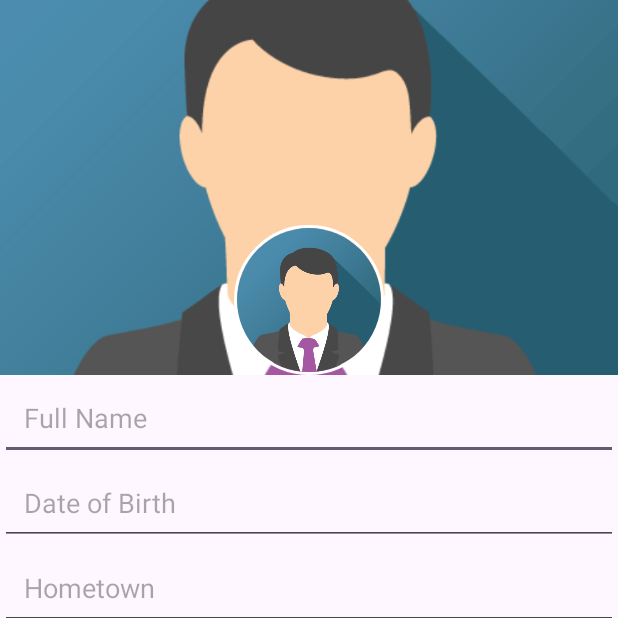
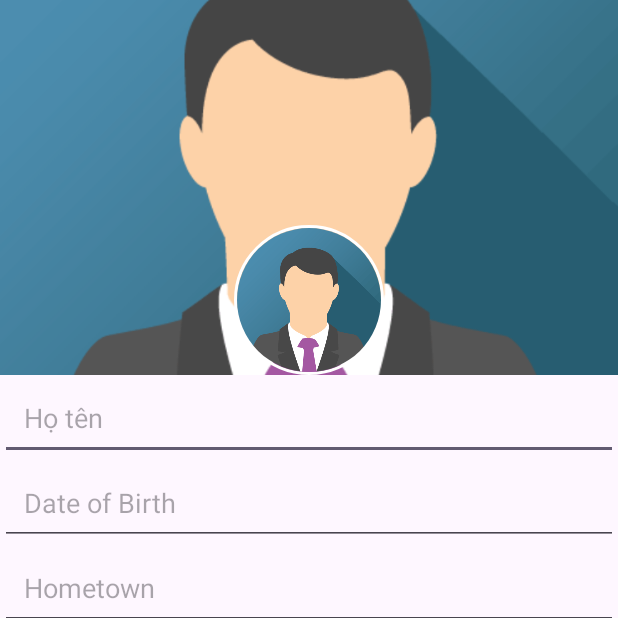
Before and after one commit to lanhthon/FacebookClone, an Android app: the editprofile screen opened directly, with no data from a screen before it, on a phone screen of 412 x 824 dp, the top half of it. Run offline under Robolectric (Android 15) with nearby library versions, the phone set to English and light mode, and no system bars; our stand-ins replace CircleImageView, Firebase (no records; nobody signed in at launch, a user with empty details on screens opened directly); pictures from the network do not load.

Commit message:
giao diện cập nhật thông tin profile

```diff
--- a/app/src/main/java/com/example/facebookclone/profile.java
+++ b/app/src/main/java/com/example/facebookclone/profile.java
@@ -42,6 +42,7 @@ public class profile extends AppCompatActivity {
     private ImageView avatarImage, coverImage, avatarUserpost;
     private TextView fullName, school, hometown, postTextView;
     private LinearLayout userPost;
+
 
 
     @Override
--- a/app/src/main/res/layout/activity_editprofile.xml
+++ b/app/src/main/res/layout/activity_editprofile.xml
@@ -42,7 +42,7 @@
         android:id="@+id/fullName"
         android:layout_width="0dp"
         android:layout_height="wrap_content"
-        android:hint="Full Name"
+        android:hint="Họ tên"
         android:padding="16dp"
         app:layout_constraintTop_toBottomOf="@id/backgroundImage"
         app:layout_constraintStart_toStartOf="parent"
```
